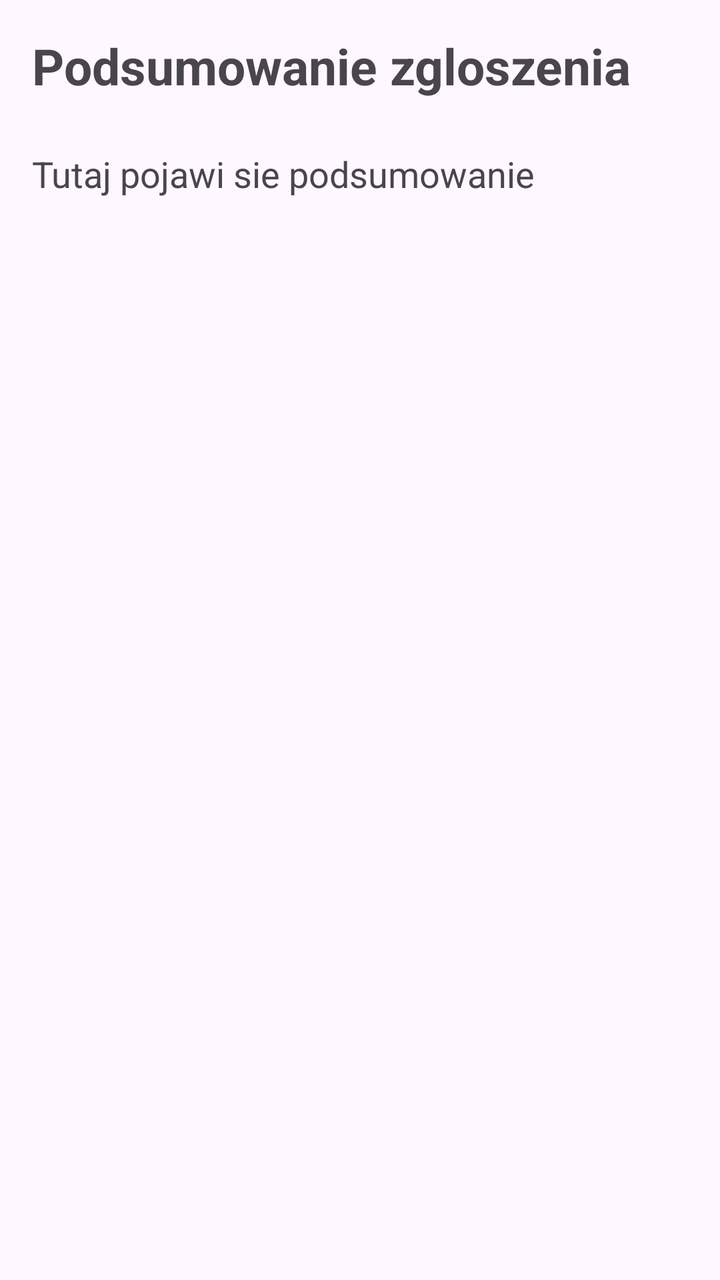
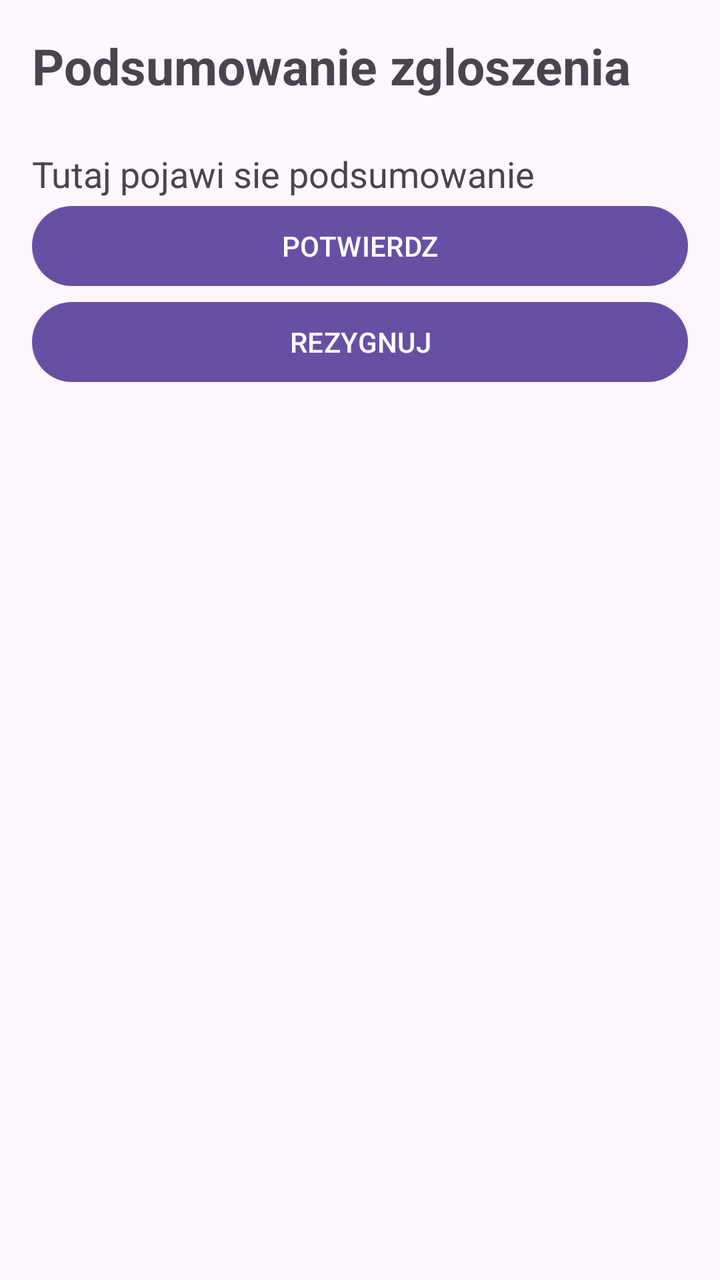

The first picture is an Android layout as it rendered before a commit; the second is the same layout after the commit. The layout source and the unified diff follow.
<!-- AndroidManifest.xml: application theme Theme.Zglaszanie_usterki -->
<!-- res/layout/activity_summary.xml -->
<?xml version="1.0" encoding="utf-8"?>
<LinearLayout xmlns:android="http://schemas.android.com/apk/res/android"
    android:layout_width="match_parent"
    android:layout_height="match_parent"
    android:orientation="vertical"
    android:padding="16dp">

    <TextView
        android:layout_width="match_parent"
        android:layout_height="wrap_content"
        android:text="@string/title_summary"
        android:textSize="25sp"
        android:textStyle="bold" />

    <TextView
        android:id="@+id/tvSummary"
        android:layout_width="match_parent"
        android:layout_height="wrap_content"
        android:text="Tutaj pojawi sie podsumowanie"
        android:textSize="18sp"
        android:layout_marginTop="25dp" />

</LinearLayout>
<!-- resources referenced by this layout -->
<resources>
  <string name="title_summary">Podsumowanie zgloszenia</string>
  <style name="Theme.Zglaszanie_usterki" parent="Base.Theme.Zglaszanie_usterki" />
  <style name="Base.Theme.Zglaszanie_usterki" parent="Theme.Material3.DayNight.NoActionBar">
          
          
      </style>
</resources>

<!-- the commit's change to res/layout/activity_summary.xml (unified diff, before → after) -->
@@ -20,4 +20,18 @@
         android:textSize="18sp"
         android:layout_marginTop="25dp" />
 
+
+    <Button
+        android:id="@+id/btnConfirm"
+        android:layout_width="match_parent"
+        android:layout_height="wrap_content"
+        android:text="POTWIERDZ" />
+
+    <Button
+        android:id="@+id/btnCancel"
+        android:layout_width="match_parent"
+        android:layout_height="wrap_content"
+        android:text="REZYGNUJ" />
+
+
 </LinearLayout>
